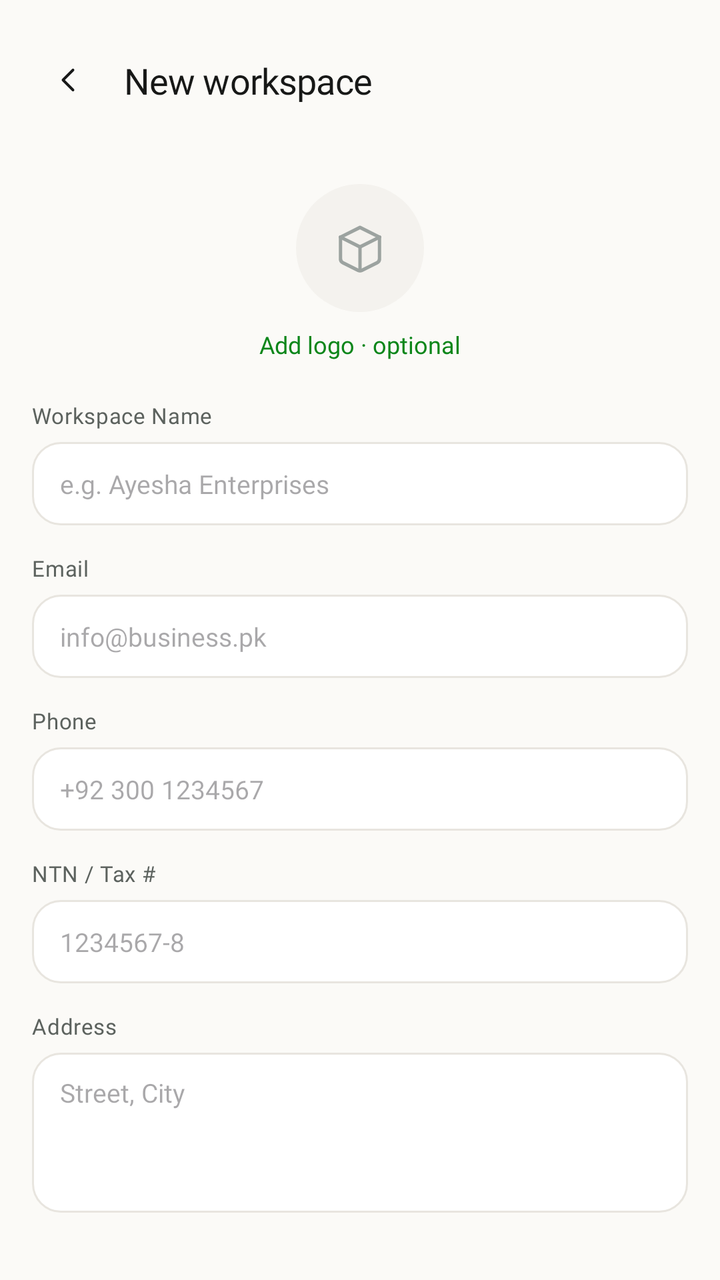
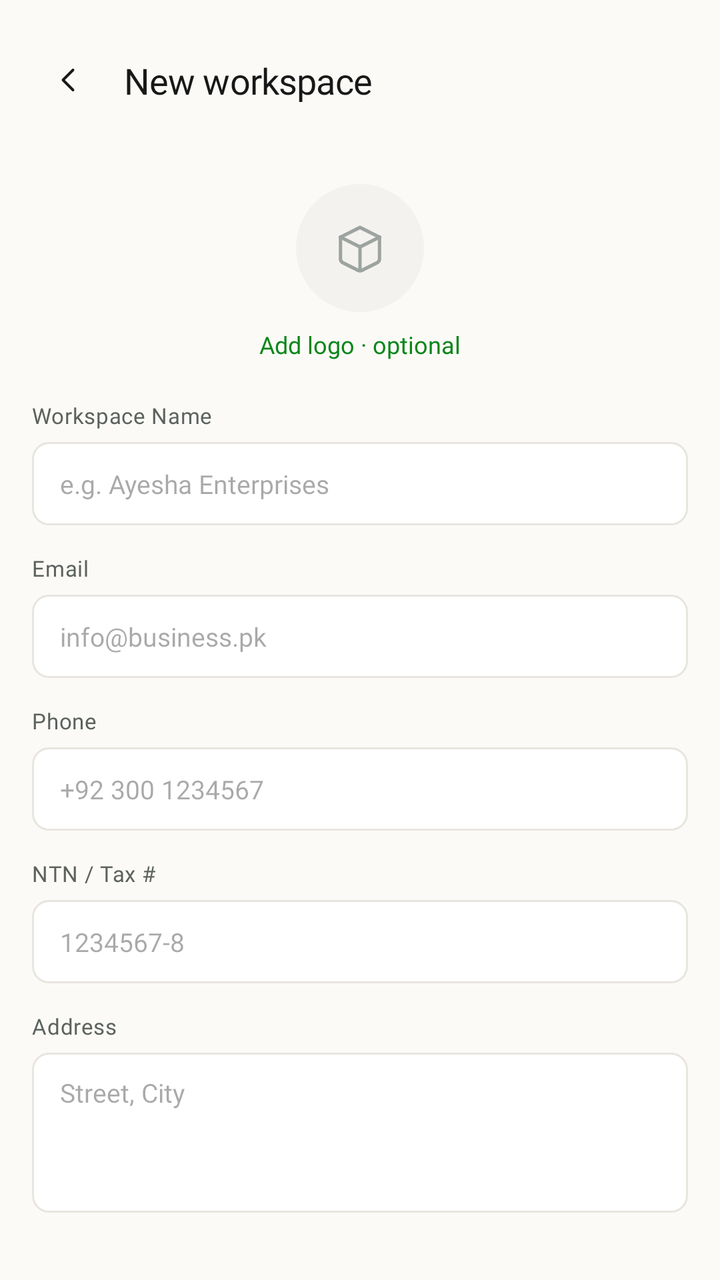

An Android layout rendered at two revisions. The XML below is the earlier revision; the diff shows what the commit changed to produce the second picture.
<!-- AndroidManifest.xml: application theme Theme.InvoiceGenerator -->
<!-- res/layout/fragment_add_edit_workspace.xml -->
<?xml version="1.0" encoding="utf-8"?>
<androidx.constraintlayout.widget.ConstraintLayout xmlns:android="http://schemas.android.com/apk/res/android"
    xmlns:app="http://schemas.android.com/apk/res-auto"
    android:layout_width="match_parent"
    android:layout_height="match_parent"
    android:background="#FBFAF7"
    android:paddingHorizontal="16dp"
    android:paddingTop="8dp"
    android:paddingBottom="28dp">

    
    <androidx.constraintlayout.widget.ConstraintLayout
        android:id="@+id/header"
        android:layout_width="match_parent"
        android:layout_height="wrap_content"
        android:paddingVertical="14dp"
        app:layout_constraintEnd_toEndOf="parent"
        app:layout_constraintStart_toStartOf="parent"
        app:layout_constraintTop_toTopOf="parent">

        <ImageButton
            android:id="@+id/backbtn"
            android:layout_width="36dp"
            android:layout_height="36dp"
            android:background="@android:color/transparent"
            android:padding="8dp"
            android:scaleType="fitCenter"
            android:src="@drawable/ic_back"
            app:layout_constraintBottom_toBottomOf="parent"
            app:layout_constraintStart_toStartOf="parent"
            app:layout_constraintTop_toTopOf="parent" />

        <TextView
            android:id="@+id/title"
            android:layout_width="wrap_content"
            android:layout_height="wrap_content"
            android:layout_marginStart="10dp"
            android:fontFamily="@font/inter_bold"
            android:letterSpacing="-0.015"
            android:text="New workspace"
            android:textColor="#171817"
            android:textSize="18sp"
            app:layout_constraintBottom_toBottomOf="parent"
            app:layout_constraintStart_toEndOf="@id/backbtn"
            app:layout_constraintTop_toTopOf="parent" />

        <ImageButton
            android:id="@+id/delWorkspaceBtn"
            android:layout_width="36dp"
            android:layout_height="36dp"
            android:background="@android:color/transparent"
            android:src="@drawable/ic_trash"
            app:layout_constraintEnd_toEndOf="parent"
            app:layout_constraintTop_toTopOf="parent"
            android:visibility="gone"
            />


    </androidx.constraintlayout.widget.ConstraintLayout>

    <androidx.core.widget.NestedScrollView
        android:layout_width="match_parent"
        android:layout_height="0dp"
        android:fillViewport="true"
        app:layout_constraintBottom_toBottomOf="parent"
        app:layout_constraintTop_toBottomOf="@id/header">

        <androidx.constraintlayout.widget.ConstraintLayout
            android:layout_width="match_parent"
            android:layout_height="wrap_content">

            
            <androidx.constraintlayout.widget.ConstraintLayout
                android:id="@+id/logoSection"
                android:layout_width="wrap_content"
                android:layout_height="wrap_content"
                android:layout_marginTop="20dp"
                app:layout_constraintEnd_toEndOf="parent"
                app:layout_constraintStart_toStartOf="parent"
                app:layout_constraintTop_toTopOf="parent">

                <androidx.constraintlayout.widget.ConstraintLayout
                    android:id="@+id/logoContainer"
                    android:layout_width="64dp"
                    android:layout_height="64dp"
                    android:background="@drawable/avatar_circle"
                    android:backgroundTint="#F4F2EE"
                    app:layout_constraintEnd_toEndOf="parent"
                    app:layout_constraintStart_toStartOf="parent"
                    app:layout_constraintTop_toTopOf="parent">

                    <ImageView
                        android:id="@+id/placeholderIcon"
                        android:layout_width="26dp"
                        android:layout_height="26dp"
                        android:src="@drawable/ic_package"
                        app:layout_constraintBottom_toBottomOf="parent"
                        app:layout_constraintEnd_toEndOf="parent"
                        app:layout_constraintStart_toStartOf="parent"
                        app:layout_constraintTop_toTopOf="parent"
                        app:tint="#9CA3A0" />

                    <com.google.android.material.imageview.ShapeableImageView
                        android:id="@+id/logoImage"
                        android:layout_width="match_parent"
                        android:layout_height="match_parent"
                        android:scaleType="centerCrop"
                        android:visibility="gone"
                        app:shapeAppearanceOverlay="@style/ShapeAppearance.Material3.Corner.Full" />

                </androidx.constraintlayout.widget.ConstraintLayout>

                <TextView
                    android:id="@+id/addLogoText"
                    android:layout_width="wrap_content"
                    android:layout_height="wrap_content"
                    android:layout_marginTop="8dp"
                    android:fontFamily="@font/inter_semibold"
                    android:text="Add logo · optional"
                    android:textColor="#0C861A"
                    android:textSize="12sp"
                    app:layout_constraintEnd_toEndOf="parent"
                    app:layout_constraintStart_toStartOf="parent"
                    app:layout_constraintTop_toBottomOf="@id/logoContainer" />
                <TextView
                    android:id="@+id/removeLogoBtn"
                    android:layout_width="wrap_content"
                    android:layout_height="wrap_content"
                    android:text="remove"
                    android:textSize="12sp"
                    android:visibility="gone"
                    android:textColor="@color/subheading_color_home"
                    android:layout_marginStart="10dp"
                    app:layout_constraintStart_toEndOf="@id/addLogoText"
                    app:layout_constraintTop_toTopOf="@id/addLogoText"
                    app:layout_constraintBottom_toBottomOf="@id/addLogoText"
                    />

            </androidx.constraintlayout.widget.ConstraintLayout>

            
            <TextView
                android:id="@+id/nameHeading"
                android:layout_width="wrap_content"
                android:layout_height="wrap_content"
                android:layout_marginTop="20dp"
                android:fontFamily="@font/inter_medium"
                android:letterSpacing="0.02"
                android:text="Workspace Name"
                android:textColor="#5C625E"
                android:textSize="11sp"
                app:layout_constraintStart_toStartOf="parent"
                app:layout_constraintTop_toBottomOf="@id/logoSection" />

            <EditText
                android:id="@+id/workspaceNameInput"
                android:layout_width="match_parent"
                android:layout_height="wrap_content"
                android:layout_marginTop="6dp"
                android:background="@drawable/bg_input_field"
                android:fontFamily="@font/inter_semibold"
                android:hint="e.g. Ayesha Enterprises"
                android:inputType="textCapWords"
                android:paddingHorizontal="14dp"
                android:paddingVertical="12dp"
                android:textColor="#171817"
                android:textSize="13sp"
                app:layout_constraintTop_toBottomOf="@id/nameHeading" />

            
            <TextView
                android:id="@+id/emailHeading"
                android:layout_width="wrap_content"
                android:layout_height="wrap_content"
                android:layout_marginTop="14dp"
                android:fontFamily="@font/inter_medium"
                android:letterSpacing="0.02"
                android:text="Email"
                android:textColor="#5C625E"
                android:textSize="11sp"
                app:layout_constraintStart_toStartOf="parent"
                app:layout_constraintTop_toBottomOf="@id/workspaceNameInput" />

            <EditText
                android:id="@+id/emailInput"
                android:layout_width="match_parent"
                android:layout_height="wrap_content"
                android:layout_marginTop="6dp"
                android:background="@drawable/bg_input_field"
                android:fontFamily="@font/inter_medium"
                android:hint="info@business.pk"
                android:inputType="textEmailAddress"
                android:paddingHorizontal="14dp"
                android:paddingVertical="12dp"
                android:textColor="#171817"
                android:textSize="13sp"
                app:layout_constraintTop_toBottomOf="@id/emailHeading" />

            
            <TextView
                android:id="@+id/phoneHeading"
                android:layout_width="wrap_content"
                android:layout_height="wrap_content"
                android:layout_marginTop="14dp"
                android:fontFamily="@font/inter_medium"
                android:letterSpacing="0.02"
                android:text="Phone"
                android:textColor="#5C625E"
                android:textSize="11sp"
                app:layout_constraintStart_toStartOf="parent"
                app:layout_constraintTop_toBottomOf="@id/emailInput" />

            <EditText
                android:id="@+id/phoneInput"
                android:layout_width="match_parent"
                android:layout_height="wrap_content"
                android:layout_marginTop="6dp"
                android:background="@drawable/bg_input_field"
                android:fontFamily="@font/inter_medium"
                android:hint="+92 300 1234567"
                android:inputType="phone"
                android:paddingHorizontal="14dp"
                android:paddingVertical="12dp"
                android:textColor="#171817"
                android:textSize="13sp"
                app:layout_constraintTop_toBottomOf="@id/phoneHeading" />

            
            <TextView
                android:id="@+id/taxHeading"
                android:layout_width="wrap_content"
                android:layout_height="wrap_content"
                android:layout_marginTop="14dp"
                android:fontFamily="@font/inter_medium"
                android:letterSpacing="0.02"
                android:text="NTN / Tax #"
                android:textColor="#5C625E"
                android:textSize="11sp"
                app:layout_constraintStart_toStartOf="parent"
                app:layout_constraintTop_toBottomOf="@id/phoneInput" />

            <EditText
                android:id="@+id/taxInput"
                android:layout_width="match_parent"
                android:layout_height="wrap_content"
                android:layout_marginTop="6dp"
                android:background="@drawable/bg_input_field"
                android:fontFamily="@font/inter_medium"
                android:hint="1234567-8"
                android:inputType="text"
                android:paddingHorizontal="14dp"
                android:paddingVertical="12dp"
                android:textColor="#171817"
                android:textSize="13sp"
                app:layout_constraintTop_toBottomOf="@id/taxHeading" />

            
            <TextView
                android:id="@+id/addressHeading"
                android:layout_width="wrap_content"
                android:layout_height="wrap_content"
                android:layout_marginTop="14dp"
                android:fontFamily="@font/inter_medium"
                android:letterSpacing="0.02"
                android:text="Address"
                android:textColor="#5C625E"
                android:textSize="11sp"
                app:layout_constraintStart_toStartOf="parent"
                app:layout_constraintTop_toBottomOf="@id/taxInput" />

            <EditText
                android:id="@+id/addressInput"
                android:layout_width="match_parent"
                android:layout_height="wrap_content"
                android:layout_marginTop="6dp"
                android:background="@drawable/bg_input_field"
                android:fontFamily="@font/inter_medium"
                android:gravity="top"
                android:hint="Street, City"
                android:inputType="textMultiLine"
                android:minHeight="80dp"
                android:paddingHorizontal="14dp"
                android:paddingVertical="11dp"
                android:textColor="#171817"
                android:textSize="13sp"
                app:layout_constraintTop_toBottomOf="@id/addressHeading" />

            
            <TextView
                android:id="@+id/createBtn"
                android:layout_width="match_parent"
                android:layout_height="wrap_content"
                android:layout_marginTop="14dp"
                android:background="@drawable/bg_create_item_btn"
                android:fontFamily="@font/inter_semibold"
                android:gravity="center"
                android:paddingVertical="14dp"
                android:text="Create workspace"
                android:textColor="#FBFAF7"
                android:textSize="14sp"
                app:layout_constraintTop_toBottomOf="@id/addressInput" />

        </androidx.constraintlayout.widget.ConstraintLayout>
    </androidx.core.widget.NestedScrollView>

</androidx.constraintlayout.widget.ConstraintLayout>
<!-- resources referenced by this layout -->
<resources>
  <color name="subheading_color_home">#5C625E</color>
  <!-- drawable avatar_circle (drawable) -->
  <?xml version="1.0" encoding="utf-8"?>
  <shape xmlns:android="http://schemas.android.com/apk/res/android"
      android:shape="rectangle">
      <solid android:color="@color/avatar_green_bg"/>
      <corners android:radius="999dp"/>
  
  </shape>
  <!-- drawable bg_create_item_btn (drawable) -->
  <?xml version="1.0" encoding="utf-8"?>
  <shape xmlns:android="http://schemas.android.com/apk/res/android"
      android:shape="rectangle">
      <solid android:color="#171817" />
      <corners android:radius="14dp" />
  </shape>
  <!-- drawable bg_input_field (drawable) -->
  <?xml version="1.0" encoding="utf-8"?>
  <shape xmlns:android="http://schemas.android.com/apk/res/android"
      android:shape="rectangle">
      <solid android:color="#FFFFFF"/>
      <stroke android:width="1dp"
          android:color="#E8E5DF"/>
      <corners android:radius="14dp"/>
  
  </shape>
  <!-- drawable ic_back (drawable) -->
  <?xml version="1.0" encoding="utf-8"?>
  <vector xmlns:android="http://schemas.android.com/apk/res/android"
      android:width="24dp"
      android:height="24dp"
      android:viewportWidth="24"
      android:viewportHeight="24">
      <path
          android:pathData="M15,6 L9,12 L15,18"
          android:strokeColor="#171817"
          android:strokeWidth="1.6"
          android:strokeLineCap="round"
          android:strokeLineJoin="round"
          android:fillColor="@android:color/transparent" />
  </vector>
  <!-- drawable ic_package (drawable) -->
  <vector xmlns:android="http://schemas.android.com/apk/res/android"
      android:width="28dp"
      android:height="28dp"
      android:viewportWidth="24"
      android:viewportHeight="24">
  
      <path
          android:pathData="M3,7v10a2,2 0,0,0 1.1,1.8l7,3.5a2,2 0,0,0 1.8,0l7,-3.5A2,2 0,0,0 21,17V7"
          android:strokeColor="#0C861A"
          android:strokeWidth="1.6"
          android:strokeLineCap="round"
          android:strokeLineJoin="round"
          android:fillColor="#00000000"/>
  
      <path
          android:pathData="M3,7L12,11.5L21,7"
          android:strokeColor="#0C861A"
          android:strokeWidth="1.6"
          android:strokeLineCap="round"
          android:strokeLineJoin="round"
          android:fillColor="#00000000"/>
  
      <path
          android:pathData="M3,7L12,2.5L21,7"
          android:strokeColor="#0C861A"
          android:strokeWidth="1.6"
          android:strokeLineCap="round"
          android:strokeLineJoin="round"
          android:fillColor="#00000000"/>
  
      <path
          android:pathData="M12,11.5V22"
          android:strokeColor="#0C861A"
          android:strokeWidth="1.6"
          android:strokeLineCap="round"
          android:strokeLineJoin="round"
          android:fillColor="#00000000"/>
  
  </vector>
  <style name="Theme.InvoiceGenerator" parent="Base.Theme.InvoiceGenerator" />
  <color name="avatar_green_bg">#7E8E6B</color>
  <style name="Base.Theme.InvoiceGenerator" parent="Theme.Material3.DayNight.NoActionBar">
          <item name="android:navigationBarColor">@android:color/transparent</item>
          <item name="android:statusBarColor">@android:color/transparent</item>
          <item name="android:windowLightNavigationBar">true</item>
      </style>
  <!-- unchanged entries left out for length: 1 -->
</resources>

<!-- the commit's change to res/layout/fragment_add_edit_workspace.xml (unified diff, before → after) -->
@@ -38,7 +38,7 @@
             android:fontFamily="@font/inter_bold"
             android:letterSpacing="-0.015"
             android:text="New workspace"
-            android:textColor="#171817"
+            android:textColor="@color/text_primary"
             android:textSize="18sp"
             app:layout_constraintBottom_toBottomOf="parent"
             app:layout_constraintStart_toEndOf="@id/backbtn"
@@ -84,7 +84,7 @@
                     android:layout_width="64dp"
                     android:layout_height="64dp"
                     android:background="@drawable/avatar_circle"
-                    android:backgroundTint="#F4F2EE"
+                    android:backgroundTint="@color/greyish_white"
                     app:layout_constraintEnd_toEndOf="parent"
                     app:layout_constraintStart_toStartOf="parent"
                     app:layout_constraintTop_toTopOf="parent">
@@ -98,7 +98,7 @@
                         app:layout_constraintEnd_toEndOf="parent"
                         app:layout_constraintStart_toStartOf="parent"
                         app:layout_constraintTop_toTopOf="parent"
-                        app:tint="#9CA3A0" />
+                        app:tint="@color/text_secondary" />
 
                     <com.google.android.material.imageview.ShapeableImageView
                         android:id="@+id/logoImage"
@@ -117,7 +117,7 @@
                     android:layout_marginTop="8dp"
                     android:fontFamily="@font/inter_semibold"
                     android:text="Add logo · optional"
-                    android:textColor="#0C861A"
+                    android:textColor="@color/primary_green"
                     android:textSize="12sp"
                     app:layout_constraintEnd_toEndOf="parent"
                     app:layout_constraintStart_toStartOf="parent"
@@ -147,7 +147,7 @@
                 android:fontFamily="@font/inter_medium"
                 android:letterSpacing="0.02"
                 android:text="Workspace Name"
-                android:textColor="#5C625E"
+                android:textColor="@color/text_grey"
                 android:textSize="11sp"
                 app:layout_constraintStart_toStartOf="parent"
                 app:layout_constraintTop_toBottomOf="@id/logoSection" />
@@ -163,7 +163,7 @@
                 android:inputType="textCapWords"
                 android:paddingHorizontal="14dp"
                 android:paddingVertical="12dp"
-                android:textColor="#171817"
+                android:textColor="@color/text_primary"
                 android:textSize="13sp"
                 app:layout_constraintTop_toBottomOf="@id/nameHeading" />
 
@@ -176,7 +176,7 @@
                 android:fontFamily="@font/inter_medium"
                 android:letterSpacing="0.02"
                 android:text="Email"
-                android:textColor="#5C625E"
+                android:textColor="@color/text_grey"
                 android:textSize="11sp"
                 app:layout_constraintStart_toStartOf="parent"
                 app:layout_constraintTop_toBottomOf="@id/workspaceNameInput" />
@@ -192,7 +192,7 @@
                 android:inputType="textEmailAddress"
                 android:paddingHorizontal="14dp"
                 android:paddingVertical="12dp"
-                android:textColor="#171817"
+                android:textColor="@color/text_primary"
                 android:textSize="13sp"
                 app:layout_constraintTop_toBottomOf="@id/emailHeading" />
 
@@ -205,7 +205,7 @@
                 android:fontFamily="@font/inter_medium"
                 android:letterSpacing="0.02"
                 android:text="Phone"
-                android:textColor="#5C625E"
+                android:textColor="@color/text_grey"
                 android:textSize="11sp"
                 app:layout_constraintStart_toStartOf="parent"
                 app:layout_constraintTop_toBottomOf="@id/emailInput" />
@@ -221,7 +221,7 @@
                 android:inputType="phone"
                 android:paddingHorizontal="14dp"
                 android:paddingVertical="12dp"
-                android:textColor="#171817"
+                android:textColor="@color/text_primary"
                 android:textSize="13sp"
                 app:layout_constraintTop_toBottomOf="@id/phoneHeading" />
 
@@ -234,7 +234,7 @@
                 android:fontFamily="@font/inter_medium"
                 android:letterSpacing="0.02"
                 android:text="NTN / Tax #"
-                android:textColor="#5C625E"
+                android:textColor="@color/text_grey"
                 android:textSize="11sp"
                 app:layout_constraintStart_toStartOf="parent"
                 app:layout_constraintTop_toBottomOf="@id/phoneInput" />
@@ -250,7 +250,7 @@
                 android:inputType="text"
                 android:paddingHorizontal="14dp"
                 android:paddingVertical="12dp"
-                android:textColor="#171817"
+                android:textColor="@color/text_primary"
                 android:textSize="13sp"
                 app:layout_constraintTop_toBottomOf="@id/taxHeading" />
 
@@ -263,7 +263,7 @@
                 android:fontFamily="@font/inter_medium"
                 android:letterSpacing="0.02"
                 android:text="Address"
-                android:textColor="#5C625E"
+                android:textColor="@color/text_grey"
                 android:textSize="11sp"
                 app:layout_constraintStart_toStartOf="parent"
                 app:layout_constraintTop_toBottomOf="@id/taxInput" />
@@ -281,7 +281,7 @@
                 android:minHeight="80dp"
                 android:paddingHorizontal="14dp"
                 android:paddingVertical="11dp"
-                android:textColor="#171817"
+                android:textColor="@color/text_primary"
                 android:textSize="13sp"
                 app:layout_constraintTop_toBottomOf="@id/addressHeading" />
 
<!-- resource entries referenced after the edit -->
@@ -1,6 +1,11 @@
 <!-- resources referenced by this layout -->
 <resources>
+  <color name="greyish_white">#F4F2EE</color>
+  <color name="primary_green">#0C861A</color>
   <color name="subheading_color_home">#5C625E</color>
+  <color name="text_grey">#5C625E</color>
+  <color name="text_primary">#171817</color>
+  <color name="text_secondary">#9CA3A0</color>
   <!-- drawable avatar_circle (drawable) -->
   <?xml version="1.0" encoding="utf-8"?>
   <shape xmlns:android="http://schemas.android.com/apk/res/android"
@@ -11,20 +16,16 @@
   </shape>
   <!-- drawable bg_create_item_btn (drawable) -->
   <?xml version="1.0" encoding="utf-8"?>
-  <shape xmlns:android="http://schemas.android.com/apk/res/android"
-      android:shape="rectangle">
-      <solid android:color="#171817" />
-      <corners android:radius="14dp" />
+  <shape xmlns:android="http://schemas.android.com/apk/res/android">
+      <corners android:radius="10dp"/>
+      <solid android:color="@color/btn_bg_dark" />
   </shape>
   <!-- drawable bg_input_field (drawable) -->
   <?xml version="1.0" encoding="utf-8"?>
-  <shape xmlns:android="http://schemas.android.com/apk/res/android"
-      android:shape="rectangle">
-      <solid android:color="#FFFFFF"/>
-      <stroke android:width="1dp"
-          android:color="#E8E5DF"/>
-      <corners android:radius="14dp"/>
-  
+  <shape xmlns:android="http://schemas.android.com/apk/res/android">
+      <solid android:color="@color/white"/>
+      <corners android:radius="8dp"/>
+      <stroke android:width="1dp" android:color="@color/btn_border_light"/>
   </shape>
   <!-- drawable ic_back (drawable) -->
   <?xml version="1.0" encoding="utf-8"?>
@@ -35,7 +36,7 @@
       android:viewportHeight="24">
       <path
           android:pathData="M15,6 L9,12 L15,18"
-          android:strokeColor="#171817"
+          android:strokeColor="@color/btn_text_dark"
           android:strokeWidth="1.6"
           android:strokeLineCap="round"
           android:strokeLineJoin="round"
@@ -83,11 +84,17 @@
   </vector>
   <style name="Theme.InvoiceGenerator" parent="Base.Theme.InvoiceGenerator" />
   <color name="avatar_green_bg">#7E8E6B</color>
+  <color name="btn_bg_dark">#171817</color>
+  <color name="white">#FFFFFF</color>
+  <color name="btn_border_light">#E8E5DF</color>
+  <color name="btn_text_dark">#171817</color>
   <style name="Base.Theme.InvoiceGenerator" parent="Theme.Material3.DayNight.NoActionBar">
           <item name="android:navigationBarColor">@android:color/transparent</item>
           <item name="android:statusBarColor">@android:color/transparent</item>
-          <item name="android:windowLightNavigationBar">true</item>
+          <item name="android:windowBackground">@color/bg_cream</item>
+          <item name="android:windowLightNavigationBar" tools:targetApi="o_mr1">true</item>
       </style>
+  <color name="bg_cream">#FBFAF7</color>
   <!-- unchanged entries left out for length: 1 -->
 </resources>
 
